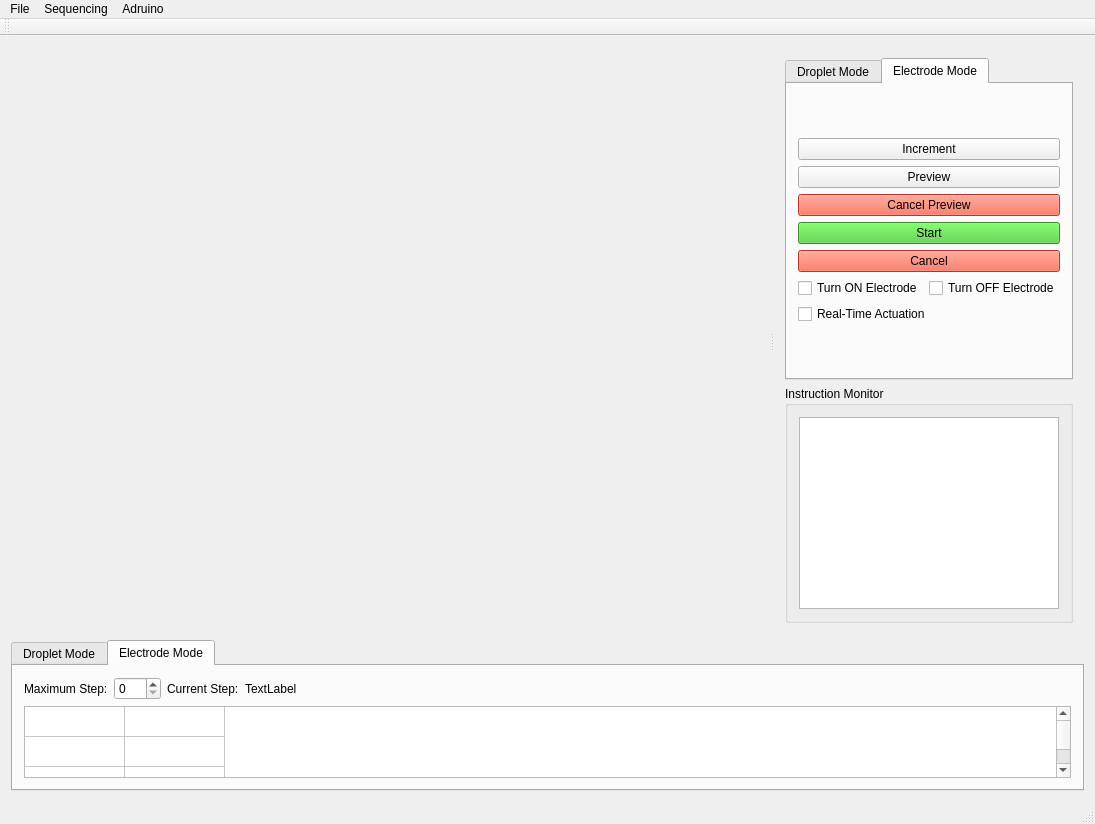
Before: the Qt Designer form GUI/mainwindow.ui in abting/Digital-Microfluidics-GUI, drawn with Qt 5.
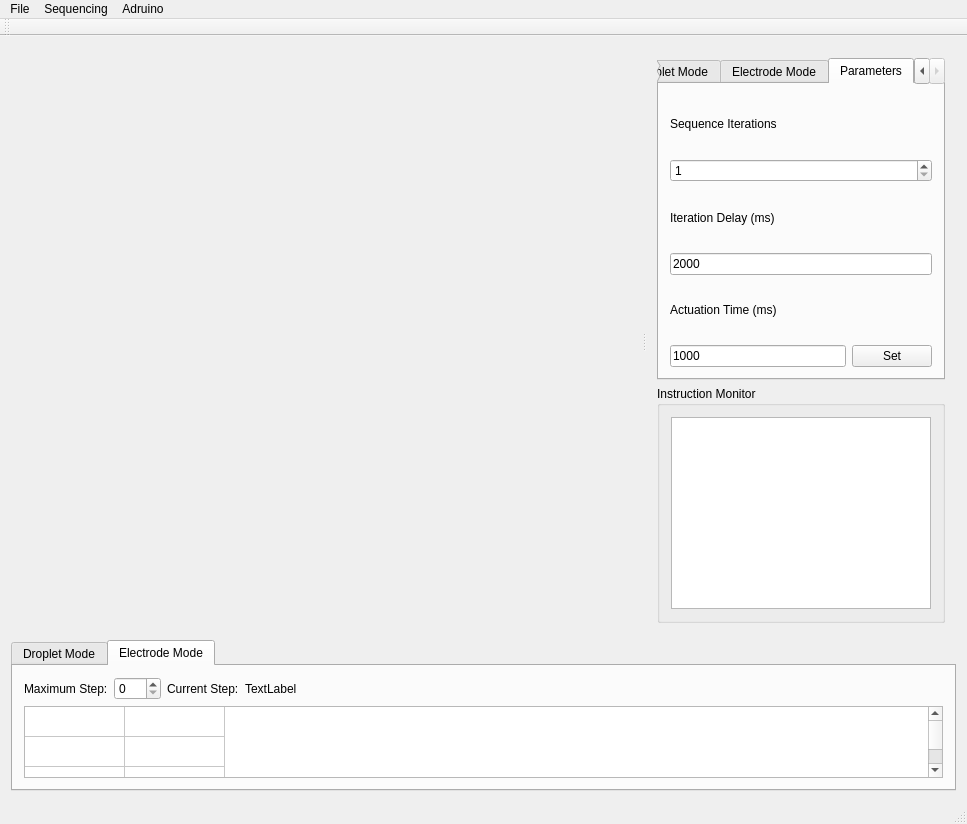
After: the same form once the commit is applied. The open tabs and pages were chosen to show the change.

Commit message: Added Parameters tab, included sequence iterations, iteration delay and actuation time

Patch:
```diff
--- a/GUI/mainwindow.ui
+++ b/GUI/mainwindow.ui
@@ -6,8 +6,8 @@
    <rect>
     <x>0</x>
     <y>0</y>
-    <width>1095</width>
-    <height>692</height>
+    <width>967</width>
+    <height>660</height>
    </rect>
   </property>
   <property name="windowTitle">
@@ -50,7 +50,7 @@
         <item>
          <widget class="QTabWidget" name="ModeButtonTab">
           <property name="currentIndex">
-           <number>1</number>
+           <number>2</number>
           </property>
           <widget class="QWidget" name="DropletMode">
            <attribute name="title">
@@ -283,6 +283,78 @@
             </item>
            </layout>
           </widget>
+          <widget class="QWidget" name="tab">
+           <attribute name="title">
+            <string>Parameters</string>
+           </attribute>
+           <layout class="QVBoxLayout" name="verticalLayout_12">
+            <item>
+             <widget class="QLabel" name="label_8">
+              <property name="statusTip">
+               <string>Set the number of iterations for a sequence</string>
+              </property>
+              <property name="text">
+               <string>Sequence Iterations</string>
+              </property>
+             </widget>
+            </item>
+            <item>
+             <widget class="QSpinBox" name="IterationspinBox">
+              <property name="minimum">
+               <number>1</number>
+              </property>
+             </widget>
+            </item>
+            <item>
+             <widget class="QLabel" name="label_9">
+              <property name="statusTip">
+               <string>Set the delay between iterations</string>
+              </property>
+              <property name="text">
+               <string>Iteration Delay (ms)</string>
+              </property>
+             </widget>
+            </item>
+            <item>
+             <widget class="QLineEdit" name="IterationDelayText">
+              <property name="text">
+               <string>2000</string>
+              </property>
+             </widget>
+            </item>
+            <item>
+             <widget class="QLabel" name="label_10">
+              <property name="statusTip">
+               <string>Set the amount of time the electrode is turned on</string>
+              </property>
+              <property name="text">
+               <string>Actuation Time (ms)</string>
+              </property>
+             </widget>
+            </item>
+            <item>
+             <layout class="QHBoxLayout" name="horizontalLayout_8">
+              <item>
+               <widget class="QLineEdit" name="ActuationTimeText">
+                <property name="text">
+                 <string>1000</string>
+                </property>
+               </widget>
+              </item>
+              <item>
+               <widget class="QPushButton" name="setActuationButton">
+                <property name="statusTip">
+                 <string>Send the actuation delay instruction to Arduino</string>
+                </property>
+                <property name="text">
+                 <string>Set</string>
+                </property>
+               </widget>
+              </item>
+             </layout>
+            </item>
+           </layout>
+          </widget>
          </widget>
         </item>
         <item>
@@ -482,7 +554,7 @@
     <rect>
      <x>0</x>
      <y>0</y>
-     <width>1095</width>
+     <width>967</width>
      <height>21</height>
     </rect>
    </property>
```
Left out of the diff: 42 changed lines with no effect on the pictures. The commit also changes 16 other files.
